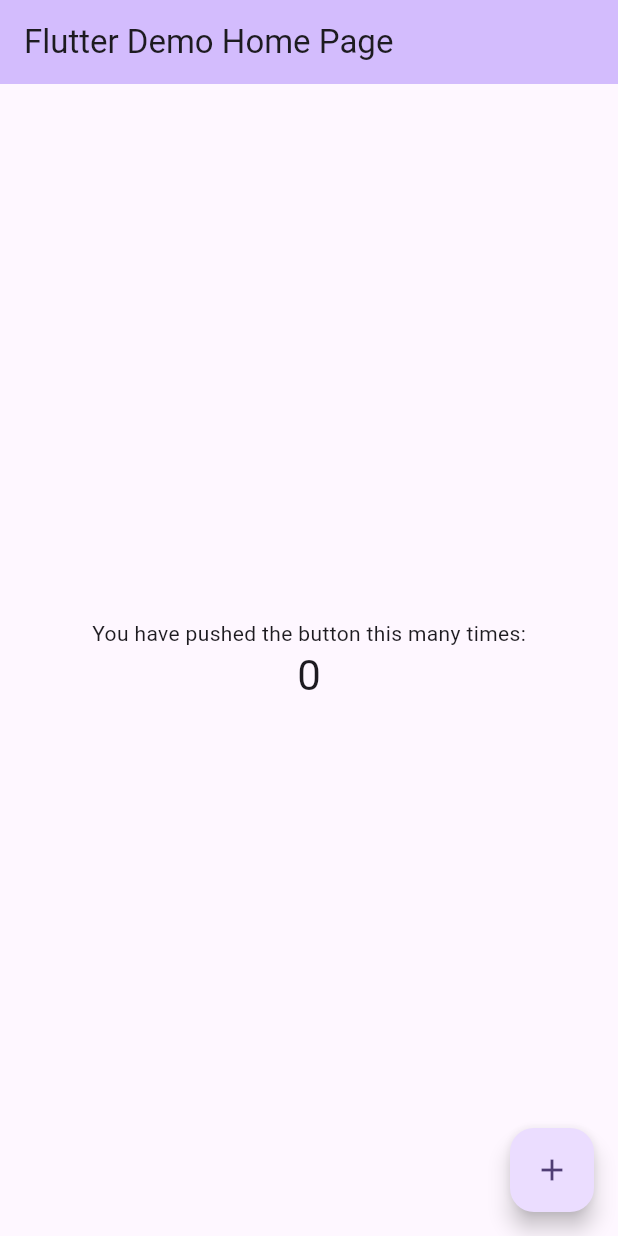
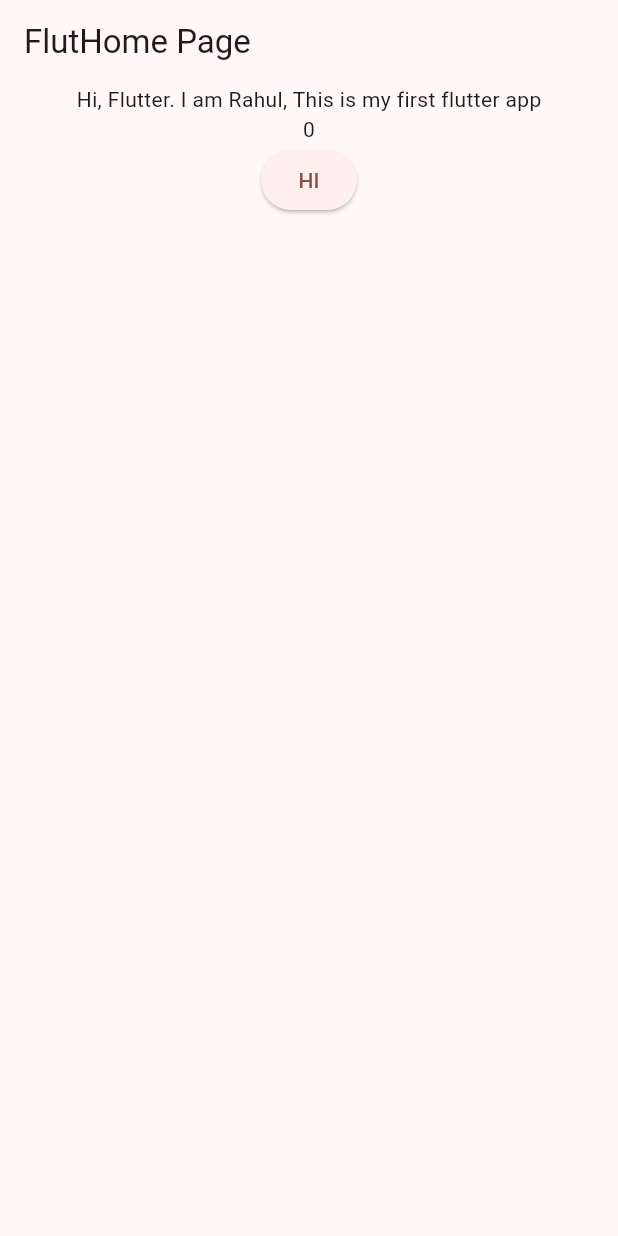
Before and after one commit to Rahul5io/flutterweb, a Flutter app: the screen it shows after launch, on a phone screen of 412 x 824 dp. Run offline on Flutter 3.47's test engine with Material 3 defaults, Android fonts, the phone set to English and light mode, and no system bars.

Commit message:
added Rahul's message

```diff
--- a/lib/main.dart
+++ b/lib/main.dart
@@ -11,42 +11,19 @@ class MyApp extends StatelessWidget {
   @override
   Widget build(BuildContext context) {
     return MaterialApp(
+      debugShowCheckedModeBanner: false,
       title: 'Flutter Demo',
       theme: ThemeData(
-        // This is the theme of your application.
-        //
-        // TRY THIS: Try running your application with "flutter run". You'll see
-        // the application has a purple toolbar. Then, without quitting the app,
-        // try changing the seedColor in the colorScheme below to Colors.green
-        // and then invoke "hot reload" (save your changes or press the "hot
-        // reload" button in a Flutter-supported IDE, or press "r" if you used
-        // the command line to start the app).
-        //
-        // Notice that the counter didn't reset back to zero; the application
-        // state is not lost during the reload. To reset the state, use hot
-        // restart instead.
-        //
-        // This works for code too, not just values: Most code changes can be
-        // tested with just a hot reload.
-        colorScheme: ColorScheme.fromSeed(seedColor: Colors.deepPurple),
+        colorScheme: ColorScheme.fromSeed(seedColor: Colors.red),
         useMaterial3: true,
       ),
-      home: const MyHomePage(title: 'Flutter Demo Home Page'),
+      home: const MyHomePage(title: 'FlutHome Page'),
     );
   }
 }
 
 class MyHomePage extends StatefulWidget {
   const MyHomePage({super.key, required this.title});
-
-  // This widget is the home page of your application. It is stateful, meaning
-  // that it has a State object (defined below) that contains fields that affect
-  // how it looks.
-
-  // This class is the configuration for the state. It holds the values (in this
-  // case the title) provided by the parent (in this case the App widget) and
-  // used by the build method of the State. Fields in a Widget subclass are
-  // always marked "final".
 
   final String title;
 
@@ -55,71 +32,37 @@ class MyHomePage extends StatefulWidget {
 }
 
 class _MyHomePageState extends State<MyHomePage> {
-  int _counter = 0;
 
-  void _incrementCounter() {
+  int count = 0;
+
+  @override
+  Widget build(BuildContext context) {
+
+
+    void increaseCount() {
       setState(() {
-      // This call to setState tells the Flutter framework that something has
-      // changed in this State, which causes it to rerun the build method below
-      // so that the display can reflect the updated values. If we changed
-      // _counter without calling setState(), then the build method would not be
-      // called again, and so nothing would appear to happen.
-      _counter++;
+        count++;
       });
     }
 
-  @override
-  Widget build(BuildContext context) {
-    // This method is rerun every time setState is called, for instance as done
-    // by the _incrementCounter method above.
-    //
-    // The Flutter framework has been optimized to make rerunning build methods
-    // fast, so that you can just rebuild anything that needs updating rather
-    // than having to individually change instances of widgets.
     return Scaffold(
         appBar: AppBar(
-        // TRY THIS: Try changing the color here to a specific color (to
-        // Colors.amber, perhaps?) and trigger a hot reload to see the AppBar
-        // change color while the other colors stay the same.
-        backgroundColor: Theme.of(context).colorScheme.inversePrimary,
-        // Here we take the value from the MyHomePage object that was created by
-        // the App.build method, and use it to set our appbar title.
           title: Text(widget.title),
         ),
         body: Center(
-        // Center is a layout widget. It takes a single child and positions it
-        // in the middle of the parent.
           child: Column(
-          // Column is also a layout widget. It takes a list of children and
-          // arranges them vertically. By default, it sizes itself to fit its
-          // children horizontally, and tries to be as tall as its parent.
-          //
-          // Column has various properties to control how it sizes itself and
-          // how it positions its children. Here we use mainAxisAlignment to
-          // center the children vertically; the main axis here is the vertical
-          // axis because Columns are vertical (the cross axis would be
-          // horizontal).
-          //
-          // TRY THIS: Invoke "debug painting" (choose the "Toggle Debug Paint"
-          // action in the IDE, or press "p" in the console), to see the
-          // wireframe for each widget.
-          mainAxisAlignment: MainAxisAlignment.center,
-          children: <Widget>[
-            const Text(
-              'You have pushed the button this many times:',
-            ),
-            Text(
-              '$_counter',
-              style: Theme.of(context).textTheme.headlineMedium,
-            ),
+            children: [
+              Text("Hi, Flutter. I am Rahul, This is my first flutter app"),
+              Text(count.toString()),
+              ElevatedButton(
+                onPressed: () {
+                  increaseCount();
+                  print(count.toString());
+                },
+                child: Text("HI"),
+              )
             ],
           ),
-      ),
-      floatingActionButton: FloatingActionButton(
-        onPressed: _incrementCounter,
-        tooltip: 'Increment',
-        child: const Icon(Icons.add),
-      ), // This trailing comma makes auto-formatting nicer for build methods.
-    );
+        ));
   }
 }
```
Lines whose indentation alone changed are shown as unchanged.
